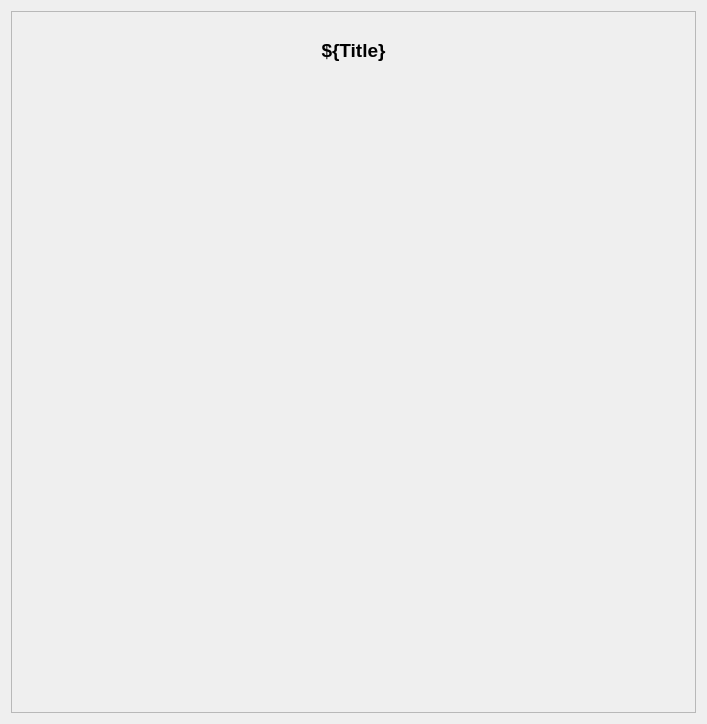
First picture: the form in siriushlacon/regatron/ui/tree32.ui, repository lnls-sirius/pydm-opi, before the edit.
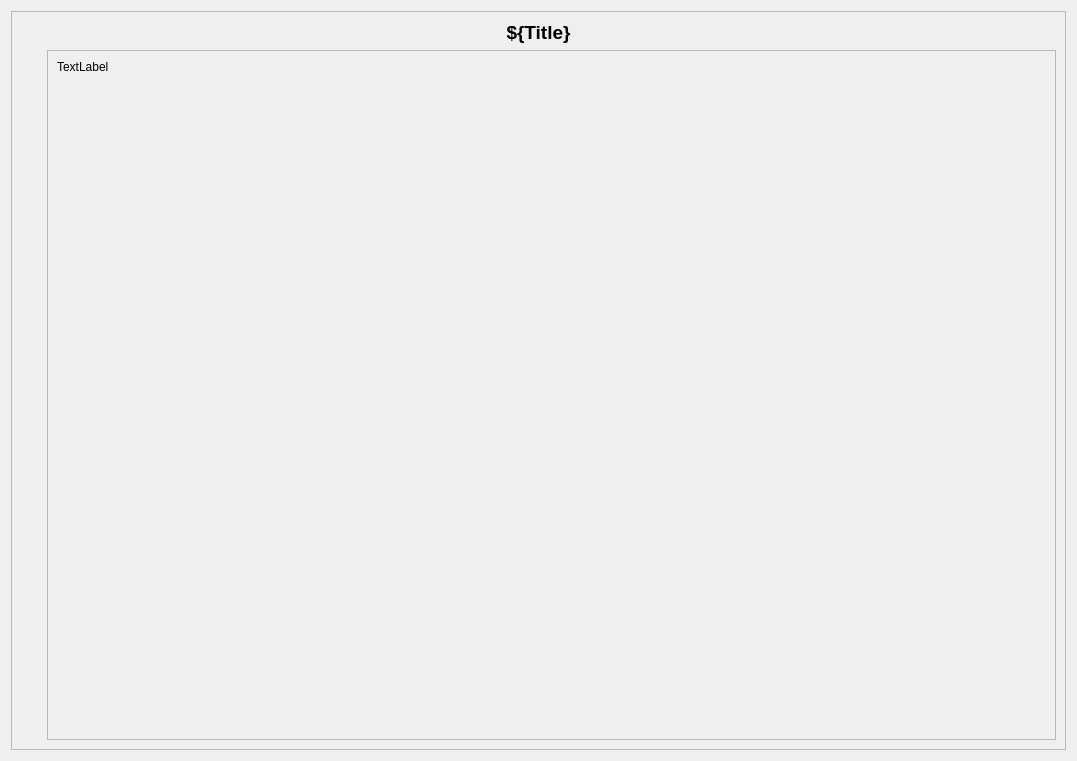
Second picture: the form after the edit. Custom widgets are drawn as their Qt base class.

The edit to the form file:
```diff
--- a/siriushlacon/regatron/ui/tree32.ui
+++ b/siriushlacon/regatron/ui/tree32.ui
@@ -6,8 +6,8 @@
    <rect>
     <x>0</x>
     <y>0</y>
-    <width>707</width>
-    <height>724</height>
+    <width>1077</width>
+    <height>761</height>
    </rect>
   </property>
   <property name="windowTitle">
@@ -24,29 +24,12 @@
        <rect>
         <x>0</x>
         <y>0</y>
-        <width>683</width>
-        <height>730</height>
+        <width>1053</width>
+        <height>737</height>
        </rect>
       </property>
-      <layout class="QVBoxLayout" name="verticalLayout_2">
-       <item>
-        <widget class="QLabel" name="label_2">
-         <property name="font">
-          <font>
-           <pointsize>14</pointsize>
-           <weight>75</weight>
-           <bold>true</bold>
-          </font>
-         </property>
-         <property name="text">
-          <string>${Title}</string>
-         </property>
-         <property name="alignment">
-          <set>Qt::AlignCenter</set>
-         </property>
-        </widget>
-       </item>
-       <item>
+      <layout class="QGridLayout" name="gridLayout">
+       <item row="2" column="0">
         <widget class="PyDMByteIndicator" name="PyDMByteIndicator_88">
          <property name="toolTip">
           <string/>
@@ -108,23 +91,24 @@
          </property>
         </widget>
        </item>
-       <item>
-        <spacer name="verticalSpacer">
-         <property name="orientation">
-          <enum>Qt::Vertical</enum>
+       <item row="0" column="0" colspan="2">
+        <widget class="QLabel" name="label_2">
+         <property name="font">
+          <font>
+           <pointsize>14</pointsize>
+           <weight>75</weight>
+           <bold>true</bold>
+          </font>
          </property>
-         <property name="sizeType">
-          <enum>QSizePolicy::Fixed</enum>
+         <property name="text">
+          <string>${Title}</string>
          </property>
-         <property name="sizeHint" stdset="0">
-          <size>
-           <width>20</width>
-           <height>20</height>
-          </size>
+         <property name="alignment">
+          <set>Qt::AlignCenter</set>
          </property>
-        </spacer>
+        </widget>
        </item>
-       <item>
+       <item row="4" column="0">
         <layout class="QGridLayout" name="gridLayout_6">
          <item row="1" column="2">
           <widget class="PyDMLabel" name="PyDMLabel_79">
@@ -1821,6 +1805,64 @@
          </item>
         </layout>
        </item>
+       <item row="3" column="0">
+        <spacer name="verticalSpacer">
+         <property name="orientation">
+          <enum>Qt::Vertical</enum>
+         </property>
+         <property name="sizeType">
+          <enum>QSizePolicy::Fixed</enum>
+         </property>
+         <property name="sizeHint" stdset="0">
+          <size>
+           <width>20</width>
+           <height>20</height>
+          </size>
+         </property>
+        </spacer>
+       </item>
+       <item row="5" column="0">
+        <spacer name="verticalSpacer_2">
+         <property name="orientation">
+          <enum>Qt::Vertical</enum>
+         </property>
+         <property name="sizeHint" stdset="0">
+          <size>
+           <width>20</width>
+           <height>40</height>
+          </size>
+         </property>
+        </spacer>
+       </item>
+       <item row="2" column="1" rowspan="4">
+        <widget class="QScrollArea" name="scrollArea_2">
+         <property name="widgetResizable">
+          <bool>true</bool>
+         </property>
+         <widget class="QWidget" name="scrollAreaWidgetContents_2">
+          <property name="geometry">
+           <rect>
+            <x>0</x>
+            <y>0</y>
+            <width>511</width>
+            <height>683</height>
+           </rect>
+          </property>
+          <layout class="QVBoxLayout" name="verticalLayout_2">
+           <item>
+            <widget class="QLabel" name="label">
+             <property name="text">
+              <string>TextLabel</string>
+             </property>
+             <property name="alignment">
+              <set>Qt::AlignLeading|Qt::AlignLeft|Qt::AlignTop</set>
+             </property>
+            </widget>
+           </item>
+          </layout>
+         </widget>
+        </widget>
+       </item>
       </layout>
      </widget>
     </widget>
```
Left out of the diff: 1406 changed lines with no effect on the pictures.
